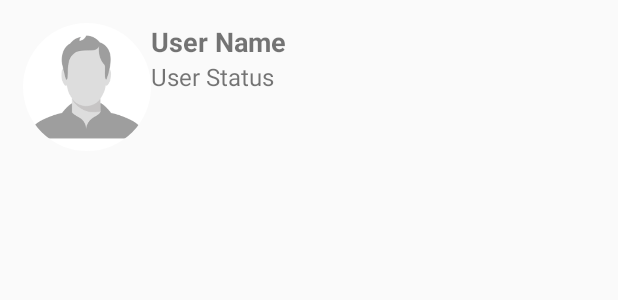
After one commit to saikumarreddys/Web-Mobile-Programming, an Android app: the layout contacts_dsplay_layout.xml on its own in the app's theme, with its tools: preview values and no code run, on a phone screen of 412 x 824 dp. The commit adds this screen. Shown: the top 300 px of the screen. Run offline under Robolectric (Android 15) with nearby library versions, the phone set to English and light mode, and no system bars.

Commit message:
Search Contacts

```diff
--- a/WebLab2/app/build.gradle
+++ b/WebLab2/app/build.gradle
@@ -36,7 +36,7 @@ dependencies {
     implementation 'com.google.firebase:firebase-core:17.2.1'
     implementation 'com.google.firebase:firebase-auth:19.2.0'
     implementation 'de.hdodenhof:circleimageview:3.0.1'
-
+    implementation 'com.squareup.picasso:picasso:2.71828'
     implementation 'com.google.firebase:firebase-database:19.2.0'
     implementation 'com.google.firebase:firebase-storage:19.1.0'
     testImplementation 'junit:junit:4.12'
--- /dev/null
+++ b/WebLab2/app/src/main/res/layout/contacts_dsplay_layout.xml
@@ -0,0 +1,58 @@
+<?xml version="1.0" encoding="utf-8"?>
+<RelativeLayout xmlns:android="http://schemas.android.com/apk/res/android"
+    android:orientation="vertical" android:layout_width="match_parent"
+    android:layout_height="wrap_content">
+
+    <LinearLayout
+        android:layout_width="match_parent"
+        android:layout_height="wrap_content"
+        android:layout_margin="15dp"
+        android:orientation="horizontal"
+        >
+        <de.hdodenhof.circleimageview.CircleImageView
+            android:id="@+id/contact_profile_image"
+            android:layout_width="85dp"
+            android:layout_height="85dp"
+            android:src="@drawable/profileimage"
+            />
+        <LinearLayout
+            android:layout_width="match_parent"
+            android:layout_height="wrap_content"
+            android:orientation="vertical">
+
+
+            <LinearLayout
+                android:layout_width="match_parent"
+                android:layout_height="wrap_content"
+                android:orientation="horizontal">
+
+                <TextView
+                    android:id="@+id/User_profile_id"
+                    android:layout_width="2000dp"
+                    android:layout_height="wrap_content"
+                    android:text="User Name"
+                    android:textAlignment="textStart"
+                    android:textSize="18sp"
+                    android:textStyle="bold"
+                    />
+
+
+            </LinearLayout>
+
+            <TextView
+                android:id="@+id/user_profile_status"
+                android:layout_width="match_parent"
+                android:layout_height="wrap_content"
+                android:text="User Status"
+                android:textAlignment="textStart"
+                android:textSize="16sp"
+
+                />
+
+
+        </LinearLayout>
+
+
+    </LinearLayout>
+
+</RelativeLayout>
--- a/WebLab2/app/src/main/res/menu/options_menu.xml
+++ b/WebLab2/app/src/main/res/menu/options_menu.xml
@@ -3,6 +3,10 @@
     xmlns:app="http://schemas.android.com/apk/res-auto">
 
     <item android:title="Create Group" android:id="@+id/CreateGroup" app:showAsAction="never">
+
+    </item>
+
+    <item android:title="Search Contacts" android:id="@+id/SearchContacts" app:showAsAction="never">
 
     </item>
 
```
Also changed, not shown: WebLab2/app/src/main/AndroidManifest.xml (+6 -5 lines), WebLab2/app/src/main/java/com/example/mywhatsapp/MainActivity.java (+13 -0 lines), WebLab2/app/src/main/java/com/example/mywhatsapp/Searchcontact.java (added, +31 -0 lines), WebLab2/app/src/main/java/com/example/mywhatsapp/Settingsactivity.java (+32 -0 lines), WebLab2/app/src/main/res/layout/activity_searchcontact.xml (added, +24 -0 lines).
